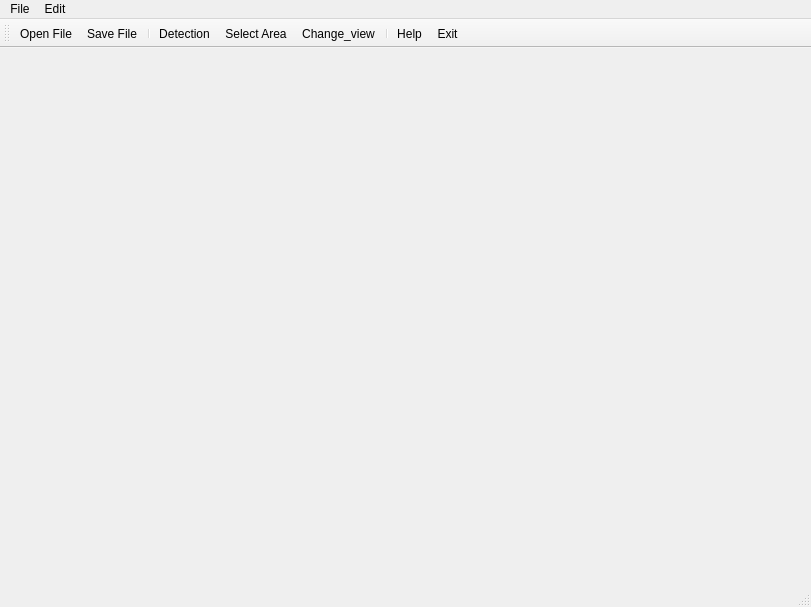
Ccas-Recognition/NeuronsRecognition, file mainwindow.ui: the form before one commit.
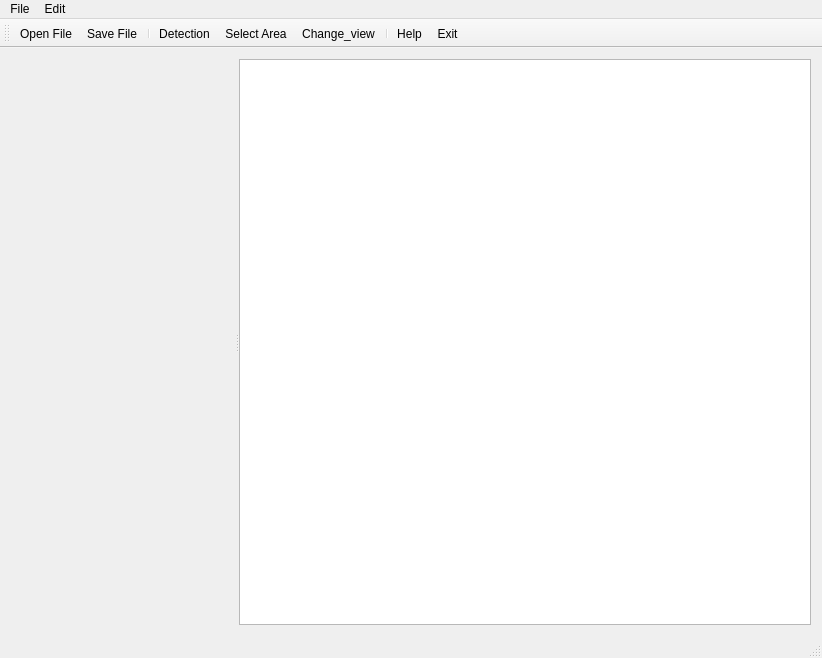
The form after the commit. Icons and pictures are not drawn.

Patch:
```diff
--- a/mainwindow.ui
+++ b/mainwindow.ui
@@ -6,21 +6,68 @@
    <rect>
     <x>0</x>
     <y>0</y>
-    <width>811</width>
-    <height>607</height>
+    <width>822</width>
+    <height>658</height>
    </rect>
   </property>
   <property name="windowTitle">
    <string>Create Samples</string>
   </property>
-  <widget class="QWidget" name="centralWidget"/>
+  <widget class="QWidget" name="centralWidget">
+   <property name="sizePolicy">
+    <sizepolicy hsizetype="Preferred" vsizetype="Preferred">
+     <horstretch>0</horstretch>
+     <verstretch>0</verstretch>
+    </sizepolicy>
+   </property>
+   <property name="maximumSize">
+    <size>
+     <width>16777215</width>
+     <height>16777215</height>
+    </size>
+   </property>
+   <layout class="QHBoxLayout" name="horizontalLayout">
+    <item>
+     <widget class="QSplitter" name="splitter">
+      <property name="enabled">
+       <bool>true</bool>
+      </property>
+      <property name="sizePolicy">
+       <sizepolicy hsizetype="Preferred" vsizetype="Preferred">
+        <horstretch>0</horstretch>
+        <verstretch>0</verstretch>
+       </sizepolicy>
+      </property>
+      <property name="orientation">
+       <enum>Qt::Horizontal</enum>
+      </property>
+      <widget class="QWidget" name="imageWidget" native="true">
+       <property name="sizePolicy">
+        <sizepolicy hsizetype="Preferred" vsizetype="Preferred">
+         <horstretch>0</horstretch>
+         <verstretch>0</verstretch>
+        </sizepolicy>
+       </property>
+      </widget>
+      <widget class="QListWidget" name="listWidget">
+       <property name="sizePolicy">
+        <sizepolicy hsizetype="Preferred" vsizetype="Preferred">
+         <horstretch>0</horstretch>
+         <verstretch>0</verstretch>
+        </sizepolicy>
+       </property>
+      </widget>
+     </widget>
+    </item>
+   </layout>
+  </widget>
   <widget class="QMenuBar" name="menuBar">
    <property name="geometry">
     <rect>
      <x>0</x>
      <y>0</y>
-     <width>811</width>
-     <height>21</height>
+     <width>822</width>
+     <height>22</height>
     </rect>
    </property>
    <widget class="QMenu" name="menuOpen_File">
```
